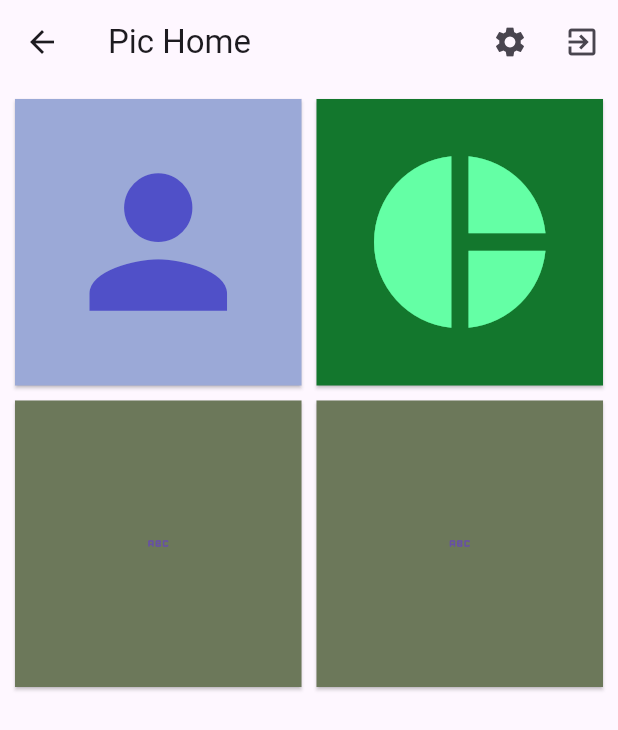
After one commit to Mathwizard1/nss_project, a Flutter app: the NewpicHomepage screen opened directly, on a phone screen of 412 x 824 dp. The commit adds this screen. Shown: the top 730 px of the screen. Run offline on Flutter 3.47's test engine with Material 3 defaults, Android fonts, the phone set to English and light mode, and no system bars; our stand-ins replace cloud_firestore, firebase_auth, firebase_core, image_picker, pie_chart, qr_flutter and 1 more; missing offline and left inert: flutter_barcode_scanner; accounts and stored records are empty.

Commit message:
newpichome and mentors field in configurables

```diff
--- /dev/null
+++ b/lib/newpic_homepage.dart
@@ -0,0 +1,104 @@
+import 'package:flutter/material.dart';
+
+import 'package:nss_project/people_page.dart';
+import 'package:nss_project/picprofile_page.dart';
+import 'package:nss_project/wing_piechart.dart';
+import 'package:nss_project/pic_event_list.dart';
+
+import 'package:firebase_auth/firebase_auth.dart';
+import 'package:cloud_firestore/cloud_firestore.dart';
+
+class NewpicHomepage extends StatefulWidget {
+  const NewpicHomepage({super.key});
+
+  @override
+  State<NewpicHomepage> createState() => _NewpicHomepageState();
+}
+
+class _NewpicHomepageState extends State<NewpicHomepage> {
+
+  @override
+  Widget build(BuildContext context) {
+    double width = MediaQuery.sizeOf(context).width;
+    //double height = MediaQuery.sizeOf(context).height;
+    return Scaffold(
+      appBar: AppBar(
+        title: const Text('Pic Home'),
+        actions: [
+          IconButton(
+            icon: const Icon(Icons.settings),
+            onPressed: () {
+              Navigator.push(context,MaterialPageRoute(builder: (context) => const PicProfilePage()));
+            },
+          ),
+          IconButton(
+              onPressed: () {
+                FirebaseAuth.instance.signOut();
+              },
+              icon: const Icon(Icons.exit_to_app)),
+        ],
+      ),
+      body: Padding(
+        padding: const EdgeInsets.all(10.0),
+        child: ListView(
+          children: [
+            Row(
+              children: [
+                SizedBox(
+                width: width/2 - 15,
+                height: width/2 -15,
+                child: ElevatedButton(
+                  style: ButtonStyle(backgroundColor: WidgetStateProperty.all(const Color.fromARGB(255, 155, 169, 215)), shape: WidgetStateProperty.all(const ContinuousRectangleBorder())),
+                  onPressed: (){
+                    Navigator.push(context,MaterialPageRoute(builder: (context) => const PeoplePage(userRole: "pic",)));
+                  },
+                  child: Icon(Icons.person,size: width/3,color: const Color.fromARGB(255, 80, 80, 200),),
+                ),
+              ),
+                const SizedBox(width: 10,),
+                SizedBox(
+                width: width/2 - 15,
+                height: width/2 -15,
+                child: ElevatedButton(
+                  style: ButtonStyle(backgroundColor: WidgetStateProperty.all(const Color.fromARGB(255, 19, 119, 45)), shape: WidgetStateProperty.all(const ContinuousRectangleBorder())),
+                  onPressed: (){
+                    Navigator.push(context,MaterialPageRoute(builder: (context) => const WingPiechart()));
+                  },
+                  child: Icon(Icons.pie_chart,size: width/3,color: const Color.fromARGB(255, 100, 255, 165),),
+                ),
+              )
+              ],
+            ),
+            const SizedBox(height: 10,),
+            Row(
+              children: [
+                SizedBox(
+                width: width/2 - 15,
+                height: width/2 -15,
+                child: ElevatedButton(
+                  style: ButtonStyle(backgroundColor: WidgetStateProperty.all(const Color.fromARGB(255, 108, 120, 90)), shape: WidgetStateProperty.all(const ContinuousRectangleBorder())),
+                  onPressed: (){
+                    Navigator.push(context,MaterialPageRoute(builder: (context) => const PicEventList()));
+                  },
+                  child: const Icon(Icons.abc_rounded),
+                ),
+              ),
+                const SizedBox(width: 10,),
+                SizedBox(
+                width: width/2 - 15,
+                height: width/2 -15,
+                child: ElevatedButton(
+                  style: ButtonStyle(backgroundColor: WidgetStateProperty.all(const Color.fromARGB(255, 108, 120, 90)), shape: WidgetStateProperty.all(const ContinuousRectangleBorder())),
+                  onPressed: (){},
+                  child: const Icon(Icons.abc_rounded),
+                ),
+              )
+              ],
+            ),
+            const SizedBox(height: 10,),
+
+          ],),
+      )
+    );
+  }
+}
--- a/lib/people_page.dart
+++ b/lib/people_page.dart
@@ -1,7 +1,7 @@
 import 'package:flutter/material.dart';
 import 'package:nss_project/sprofile_page.dart';
 import 'package:firebase_auth/firebase_auth.dart';
-import 'package:nss_project/wing_piechart.dart';
+import 'package:nss_project/newpic_homepage.dart';
 import 'student_view_page.dart';
 import 'package:cloud_firestore/cloud_firestore.dart';
 
@@ -25,7 +25,7 @@ class _PeoplePageState extends State<PeoplePage> {
       length: 2,
       child: Scaffold(
         floatingActionButton: FloatingActionButton(onPressed:(){
-          Navigator.push(context,MaterialPageRoute(builder: (context) => const WingPiechart()));
+          Navigator.push(context,MaterialPageRoute(builder: (context) => const NewpicHomepage()));
         },),
         appBar: AppBar(
           title: Text('Hey $mentorname'),
```
Also changed, not shown: lib/pic_event_list.dart (added, +190 -0 lines), lib/wing_piechart.dart (+4 -7 lines).
